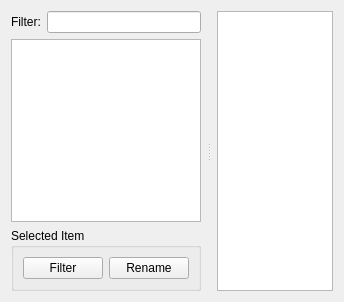
This is src/gui/tagdetailwidget.ui in Isarhamster/chessx as Qt 5 draws it before an edit. The edited form follows.
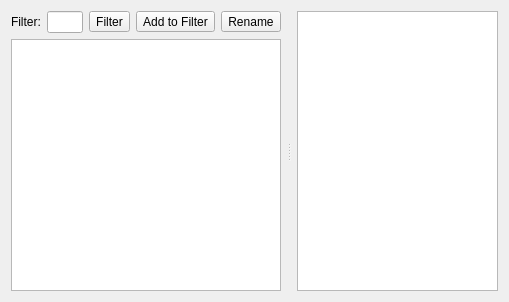
This is the edited form. Icons and pictures are not drawn. Custom widgets are drawn as their Qt base class.

Commit message: Changed: Make filter command a too button

Patch:
```diff
--- a/src/gui/tagdetailwidget.ui
+++ b/src/gui/tagdetailwidget.ui
@@ -6,7 +6,7 @@
    <rect>
     <x>0</x>
     <y>0</y>
-    <width>344</width>
+    <width>509</width>
     <height>302</height>
    </rect>
   </property>
@@ -42,6 +42,39 @@
          <item>
           <widget class="QLineEdit" name="filterEdit"/>
          </item>
+         <item>
+          <widget class="QToolButton" name="filterDatabase">
+           <property name="text">
+            <string>Filter</string>
+           </property>
+           <property name="icon">
+            <iconset resource="../../resources.qrc">
+             <normaloff>:/images/filter-list.png</normaloff>:/images/filter-list.png</iconset>
+           </property>
+          </widget>
+         </item>
+         <item>
+          <widget class="QToolButton" name="addFilter">
+           <property name="text">
+            <string>Add to Filter</string>
+           </property>
+           <property name="icon">
+            <iconset resource="../../resources.qrc">
+             <normaloff>:/images/filter-plus.png</normaloff>:/images/filter-plus.png</iconset>
+           </property>
+          </widget>
+         </item>
+         <item>
+          <widget class="QToolButton" name="renameItem">
+           <property name="text">
+            <string>Rename</string>
+           </property>
+           <property name="icon">
+            <iconset resource="../../resources.qrc">
+             <normaloff>:/images/rename.png</normaloff>:/images/rename.png</iconset>
+           </property>
+          </widget>
+         </item>
         </layout>
        </item>
        <item>
@@ -63,29 +96,6 @@
          </attribute>
         </widget>
        </item>
-       <item>
-        <widget class="QGroupBox" name="groupBox">
-         <property name="title">
-          <string>Selected Item</string>
-         </property>
-         <layout class="QHBoxLayout" name="horizontalLayout_4">
-          <item>
-           <widget class="QPushButton" name="filterDatabase">
-            <property name="text">
-             <string>Filter</string>
-            </property>
-           </widget>
-          </item>
-          <item>
-           <widget class="QPushButton" name="renameItem">
-            <property name="text">
-             <string>Rename</string>
-            </property>
-           </widget>
-          </item>
-         </layout>
-        </widget>
-       </item>
       </layout>
      </widget>
      <widget class="QWidget" name="rightWidget" native="true">
```
Left out of the diff: 4 changed lines with no effect on the pictures. The commit also changes 7 other files.
